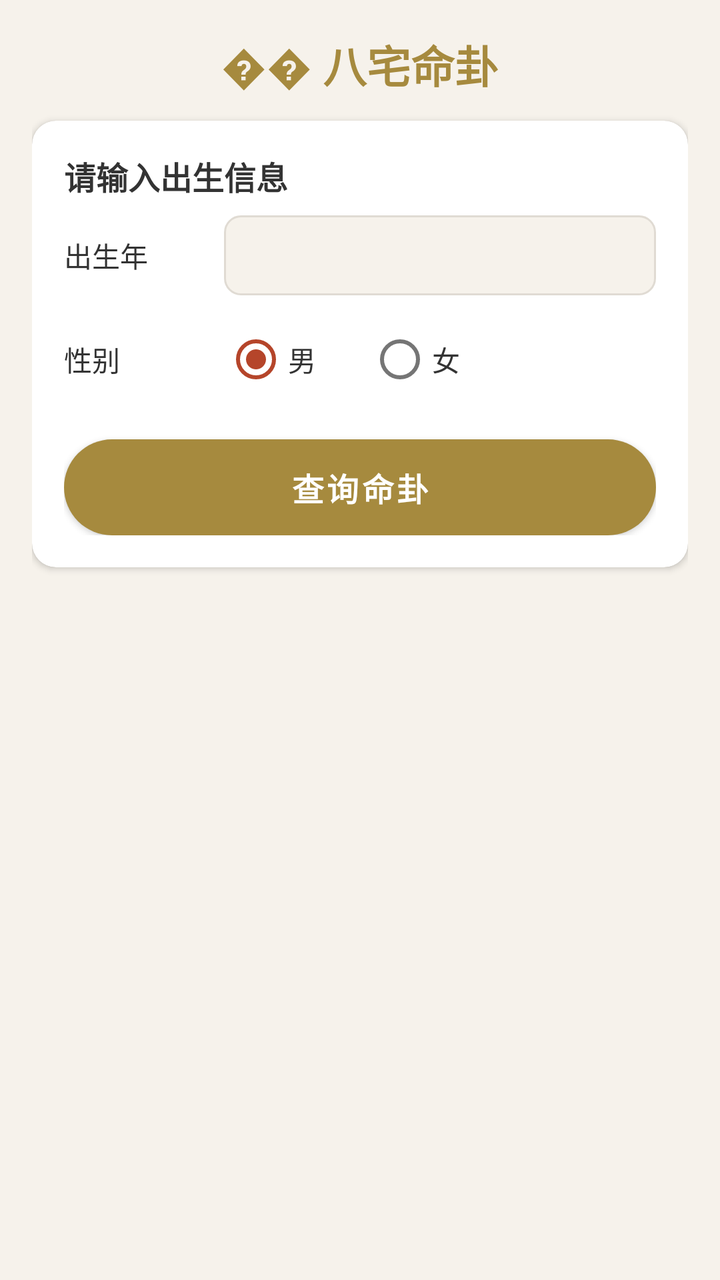
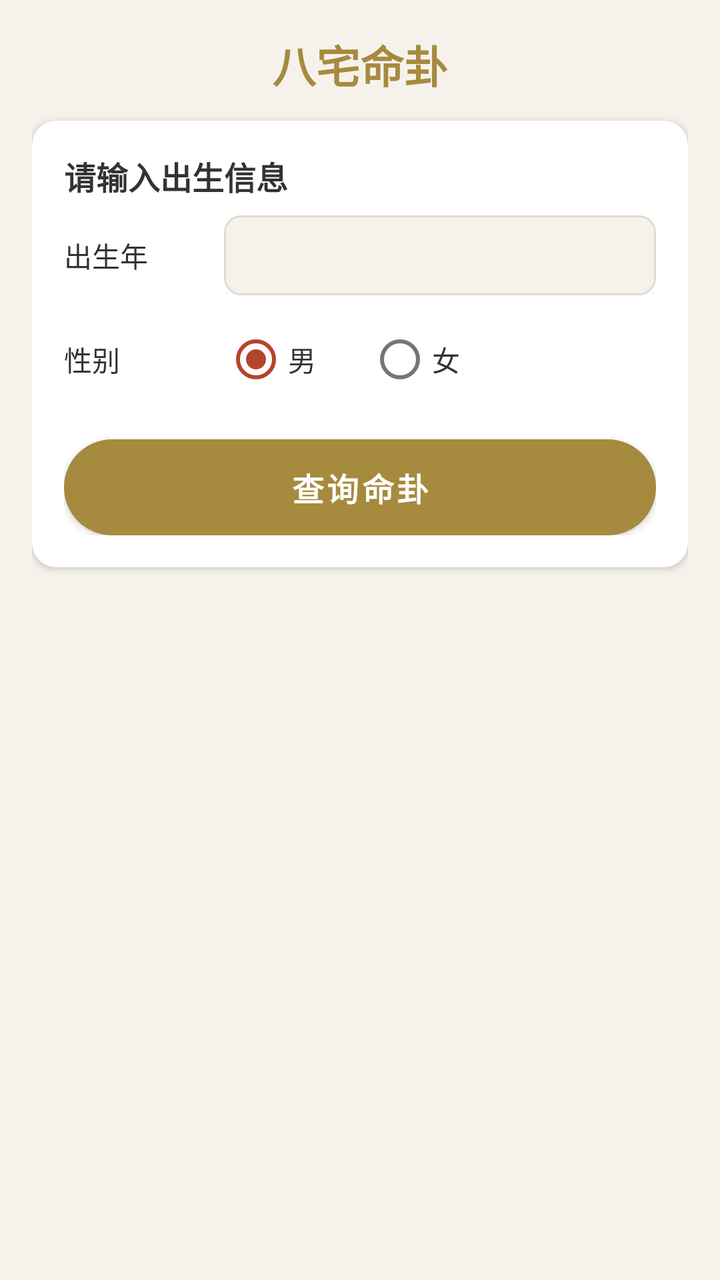

Two renders of the same Android screen: before a commit and after it. Below are the layout's source before the change and the commit's diff.
<!-- AndroidManifest.xml: application theme Theme.YizhaiYiju -->
<!-- res/layout/activity_kua.xml -->
<?xml version="1.0" encoding="utf-8"?>
<ScrollView xmlns:app="http://schemas.android.com/apk/res-auto" xmlns:android="http://schemas.android.com/apk/res/android"
    android:background="@color/bg_page"
    android:layout_width="match_parent"
    android:layout_height="match_parent">
    <LinearLayout
        android:orientation="vertical"
        android:padding="16dp"
        android:layout_width="match_parent"
        android:layout_height="wrap_content">
        <TextView
            android:textSize="22sp"
            android:textStyle="bold"
            android:textColor="@color/primary"
            android:gravity="center"
            android:paddingBottom="12dp"
            android:layout_width="match_parent"
            android:layout_height="wrap_content"
            android:text="�� 八宅命卦"/>
        <androidx.cardview.widget.CardView
            android:layout_width="match_parent"
            android:layout_height="wrap_content"
            android:layout_marginBottom="12dp"
            app:cardBackgroundColor="@color/bg_card"
            app:cardCornerRadius="12dp"
            app:cardElevation="2dp">
            <LinearLayout
                android:orientation="vertical"
                android:padding="16dp"
                android:layout_width="match_parent"
                android:layout_height="wrap_content">
                <TextView
                    android:textSize="16sp"
                    android:textStyle="bold"
                    android:textColor="@color/text_primary"
                    android:paddingBottom="8dp"
                    android:layout_width="wrap_content"
                    android:layout_height="wrap_content"
                    android:text="请输入出生信息"/>
                <LinearLayout
                    android:gravity="center_vertical"
                    android:orientation="horizontal"
                    android:layout_width="match_parent"
                    android:layout_height="wrap_content"
                    android:layout_marginBottom="8dp">
                    <TextView
                        android:textSize="14sp"
                        android:textColor="@color/text_primary"
                        android:layout_width="80dp"
                        android:layout_height="wrap_content"
                        android:text="出生年"/>
                    <Spinner
                        android:id="@+id/sp_year"
                        android:background="@drawable/bg_spinner"
                        android:layout_width="0dp"
                        android:layout_height="40dp"
                        android:layout_weight="1"
                        android:paddingStart="12dp"
                        android:paddingEnd="12dp"/>
                </LinearLayout>
                <LinearLayout
                    android:gravity="center_vertical"
                    android:orientation="horizontal"
                    android:layout_width="match_parent"
                    android:layout_height="wrap_content"
                    android:layout_marginBottom="16dp">
                    <TextView
                        android:textSize="14sp"
                        android:textColor="@color/text_primary"
                        android:layout_width="80dp"
                        android:layout_height="wrap_content"
                        android:text="性别"/>
                    <RadioGroup
                        android:orientation="horizontal"
                        android:id="@+id/rg_gender"
                        android:layout_width="wrap_content"
                        android:layout_height="wrap_content">
                        <RadioButton
                            android:textColor="@color/text_primary"
                            android:id="@+id/rb_male"
                            android:layout_width="wrap_content"
                            android:layout_height="wrap_content"
                            android:checked="true"
                            android:text="男"/>
                        <RadioButton
                            android:textColor="@color/text_primary"
                            android:id="@+id/rb_female"
                            android:layout_width="wrap_content"
                            android:layout_height="wrap_content"
                            android:text="女"
                            android:layout_marginStart="24dp"/>
                    </RadioGroup>
                </LinearLayout>
                <Button
                    android:textSize="16sp"
                    android:textStyle="bold"
                    android:textColor="#ffffff"
                    android:id="@+id/btn_calc"
                    android:background="@drawable/bg_gold_button"
                    android:layout_width="match_parent"
                    android:layout_height="48dp"
                    android:text="查询命卦"/>
            </LinearLayout>
        </androidx.cardview.widget.CardView>
        <LinearLayout
            android:orientation="vertical"
            android:id="@+id/result_container"
            android:visibility="gone"
            android:layout_width="match_parent"
            android:layout_height="wrap_content">
            <androidx.cardview.widget.CardView
                android:layout_width="match_parent"
                android:layout_height="wrap_content"
                android:layout_marginBottom="12dp"
                app:cardBackgroundColor="@color/bg_card"
                app:cardCornerRadius="12dp"
                app:cardElevation="2dp">
                <LinearLayout
                    android:orientation="vertical"
                    android:padding="16dp"
                    android:layout_width="match_parent"
                    android:layout_height="wrap_content">
                    <TextView
                        android:textSize="48sp"
                        android:textStyle="bold"
                        android:textColor="@color/accent"
                        android:gravity="center"
                        android:id="@+id/tv_kua_number"
                        android:layout_width="match_parent"
                        android:layout_height="wrap_content"/>
                    <TextView
                        android:textSize="18sp"
                        android:textColor="@color/primary"
                        android:gravity="center"
                        android:id="@+id/tv_group"
                        android:paddingTop="4dp"
                        android:layout_width="match_parent"
                        android:layout_height="wrap_content"/>
                </LinearLayout>
            </androidx.cardview.widget.CardView>
            <androidx.cardview.widget.CardView
                android:layout_width="match_parent"
                android:layout_height="wrap_content"
                android:layout_marginBottom="12dp"
                app:cardBackgroundColor="@color/bg_card"
                app:cardCornerRadius="12dp"
                app:cardElevation="2dp">
                <LinearLayout
                    android:orientation="vertical"
                    android:padding="16dp"
                    android:layout_width="match_parent"
                    android:layout_height="wrap_content">
                    <TextView
                        android:textSize="16sp"
                        android:textStyle="bold"
                        android:textColor="@color/primary"
                        android:paddingBottom="8dp"
                        android:layout_width="wrap_content"
                        android:layout_height="wrap_content"
                        android:text="✅ 四吉方"/>
                    <TextView
                        android:textSize="14sp"
                        android:textColor="@color/text_primary"
                        android:id="@+id/tv_good_dirs"
                        android:layout_width="match_parent"
                        android:layout_height="wrap_content"
                        android:lineSpacingExtra="4dp"/>
                </LinearLayout>
            </androidx.cardview.widget.CardView>
            <androidx.cardview.widget.CardView
                android:layout_width="match_parent"
                android:layout_height="wrap_content"
                android:layout_marginBottom="12dp"
                app:cardBackgroundColor="@color/bg_card"
                app:cardCornerRadius="12dp"
                app:cardElevation="2dp">
                <LinearLayout
                    android:orientation="vertical"
                    android:padding="16dp"
                    android:layout_width="match_parent"
                    android:layout_height="wrap_content">
                    <TextView
                        android:textSize="16sp"
                        android:textStyle="bold"
                        android:textColor="@color/accent"
                        android:paddingBottom="8dp"
                        android:layout_width="wrap_content"
                        android:layout_height="wrap_content"
                        android:text="❌ 四凶方"/>
                    <TextView
                        android:textSize="14sp"
                        android:textColor="@color/text_primary"
                        android:id="@+id/tv_bad_dirs"
                        android:layout_width="match_parent"
                        android:layout_height="wrap_content"
                        android:lineSpacingExtra="4dp"/>
                </LinearLayout>
            </androidx.cardview.widget.CardView>
            <androidx.cardview.widget.CardView
                android:layout_width="match_parent"
                android:layout_height="wrap_content"
                android:layout_marginBottom="12dp"
                app:cardBackgroundColor="@color/bg_card"
                app:cardCornerRadius="12dp"
                app:cardElevation="2dp">
                <LinearLayout
                    android:orientation="vertical"
                    android:padding="16dp"
                    android:layout_width="match_parent"
                    android:layout_height="wrap_content">
                    <TextView
                        android:textSize="16sp"
                        android:textStyle="bold"
                        android:textColor="@color/primary"
                        android:paddingBottom="8dp"
                        android:layout_width="wrap_content"
                        android:layout_height="wrap_content"
                        android:text="�� 实用建议"/>
                    <TextView
                        android:textSize="14sp"
                        android:textColor="@color/text_primary"
                        android:id="@+id/tv_advice"
                        android:layout_width="match_parent"
                        android:layout_height="wrap_content"
                        android:lineSpacingExtra="4dp"/>
                </LinearLayout>
            </androidx.cardview.widget.CardView>
            <Button
                android:textSize="14sp"
                android:textColor="@color/primary"
                android:id="@+id/btn_share"
                android:background="@drawable/bg_outline_button"
                android:layout_width="match_parent"
                android:layout_height="48dp"
                android:layout_marginTop="4dp"
                android:layout_marginBottom="24dp"
                android:text="�� 分享命卦结果"/>
        </LinearLayout>
    </LinearLayout>
</ScrollView>
<!-- resources referenced by this layout -->
<resources>
  <color name="accent">#b5452a</color>
  <color name="bg_card">#ffffff</color>
  <color name="bg_page">#f6f2eb</color>
  <color name="primary">#a68a3e</color>
  <color name="text_primary">#333333</color>
  <!-- drawable bg_gold_button (drawable) -->
  <?xml version="1.0" encoding="utf-8"?>
  <shape xmlns:android="http://schemas.android.com/apk/res/android">
      <gradient
          android:startColor="#a68a3e"
          android:endColor="#8a7232"
          android:angle="135"/>
      <corners android:radius="24dp"/>
  </shape>
  <!-- drawable bg_outline_button (drawable) -->
  <?xml version="1.0" encoding="utf-8"?>
  <shape xmlns:android="http://schemas.android.com/apk/res/android">
      <solid android:color="@android:color/transparent"/>
      <corners android:radius="24dp"/>
      <stroke
          android:width="2dp"
          android:color="@color/primary"/>
  </shape>
  <!-- drawable bg_spinner (drawable) -->
  <?xml version="1.0" encoding="utf-8"?>
  <shape xmlns:android="http://schemas.android.com/apk/res/android" android:shape="rectangle">
      <solid android:color="@color/bg_page"/>
      <corners android:radius="8dp"/>
      <stroke
          android:width="1dp"
          android:color="@color/border"/>
  </shape>
  <style name="Theme.YizhaiYiju" parent="Theme.MaterialComponents.Light.NoActionBar">
          <item name="colorPrimary">@color/primary</item>
          <item name="colorPrimaryDark">@color/primary</item>
          <item name="colorAccent">@color/accent</item>
          <item name="android:windowBackground">@color/bg_page</item>
          <item name="android:statusBarColor">@color/bg_page</item>
      </style>
  <color name="border">#e0dbd3</color>
</resources>

<!-- the commit's change to res/layout/activity_kua.xml (unified diff, before → after) -->
@@ -16,7 +16,7 @@
             android:paddingBottom="12dp"
             android:layout_width="match_parent"
             android:layout_height="wrap_content"
-            android:text="�� 八宅命卦"/>
+            android:text="八宅命卦"/>
         <androidx.cardview.widget.CardView
             android:layout_width="match_parent"
             android:layout_height="wrap_content"
@@ -157,7 +157,7 @@
                         android:paddingBottom="8dp"
                         android:layout_width="wrap_content"
                         android:layout_height="wrap_content"
-                        android:text="✅ 四吉方"/>
+                        android:text="四吉方"/>
                     <TextView
                         android:textSize="14sp"
                         android:textColor="@color/text_primary"
@@ -215,7 +215,7 @@
                         android:paddingBottom="8dp"
                         android:layout_width="wrap_content"
                         android:layout_height="wrap_content"
-                        android:text="�� 实用建议"/>
+                        android:text="实用建议"/>
                     <TextView
                         android:textSize="14sp"
                         android:textColor="@color/text_primary"
@@ -234,7 +234,7 @@
                 android:layout_height="48dp"
                 android:layout_marginTop="4dp"
                 android:layout_marginBottom="24dp"
-                android:text="�� 分享命卦结果"/>
+                android:text="分享命卦结果"/>
         </LinearLayout>
     </LinearLayout>
 </ScrollView>
